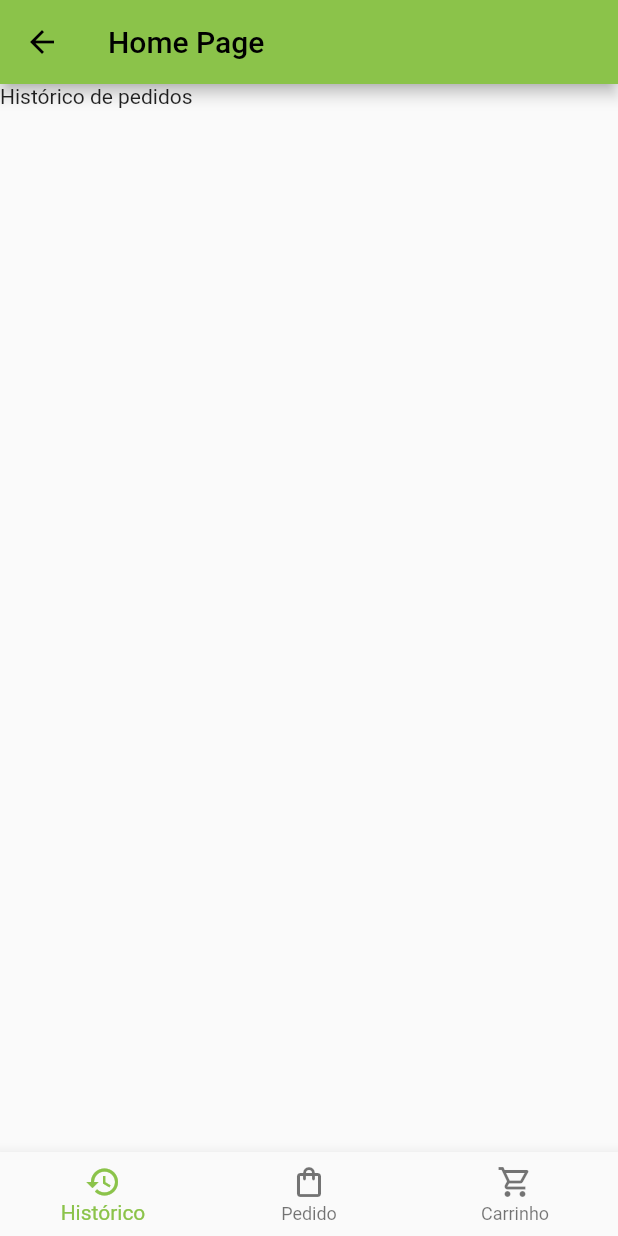
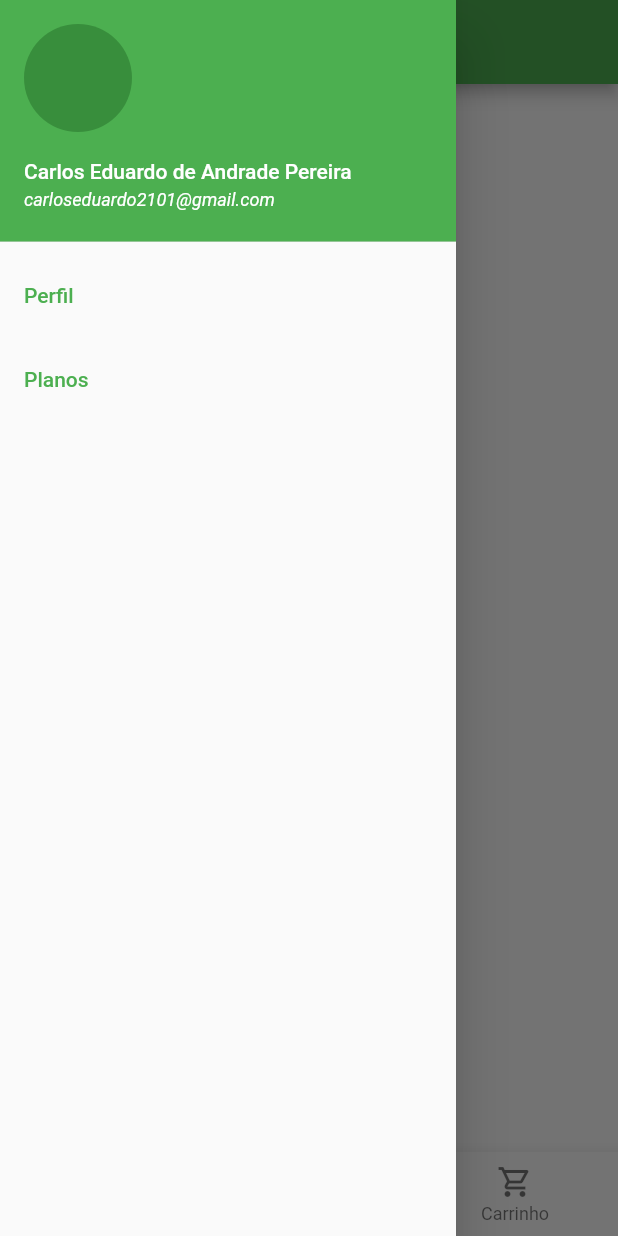
Before and after one commit to cadupereira21/SI700-Mobile, a Flutter app: the HomePage screen opened directly, with the side drawer open (before the commit the screen has no drawer), on a phone screen of 412 x 824 dp. Run offline on Flutter 3.47's test engine with Material 2 defaults, Android fonts, the phone set to English and light mode, and no system bars; our stand-ins replace flutter_bloc.

Commit message:
Create drawer ui with profile and plans options and changed main color to green

```diff
--- a/app_seu_madeu_sucos/lib/View/Widgets/HomePage.dart
+++ b/app_seu_madeu_sucos/lib/View/Widgets/HomePage.dart
@@ -20,6 +20,32 @@ class _HomePageState extends State<HomePage> {
     return Scaffold(
       appBar: AppBar(
         title: Text(widget.title),
+      ),
+      drawer: Drawer(
+        child: ListView(
+          children: [
+            const UserAccountsDrawerHeader(
+              accountName: Text("Carlos Eduardo de Andrade Pereira"),
+              accountEmail: Text(
+                "carloseduardo2101@gmail.com",
+                style: TextStyle(
+                  fontSize: 12,
+                  fontStyle: FontStyle.italic),
+              ),
+              currentAccountPicture: CircleAvatar(),
+            ),
+            ListTile(
+              title: const Text("Perfil"),
+              textColor: Colors.green,
+              onTap: (){},
+            ),
+            ListTile(
+              title: const Text("Planos"),
+              textColor: Colors.green,
+              onTap: (){},
+            ),
+          ],
+        ),
       ),
       body: IndexedStack(
         index: currentScreen,
@@ -51,7 +77,7 @@ class _HomePageState extends State<HomePage> {
           ),
         ],
         currentIndex: currentScreen,
-        fixedColor: Colors.lightGreen,
+        fixedColor: Colors.green,
 
       ),
     );
--- a/app_seu_madeu_sucos/lib/main.dart
+++ b/app_seu_madeu_sucos/lib/main.dart
@@ -24,7 +24,7 @@ class MyApp extends StatelessWidget {
           return MaterialApp(
             title: 'Flutter Demo',
             theme: ThemeData(
-              primarySwatch: Colors.lightGreen,
+              primarySwatch: Colors.green,
             ),
             home: authState.isLoggedIn?
               const HomePage(title: 'Home Page')
```
